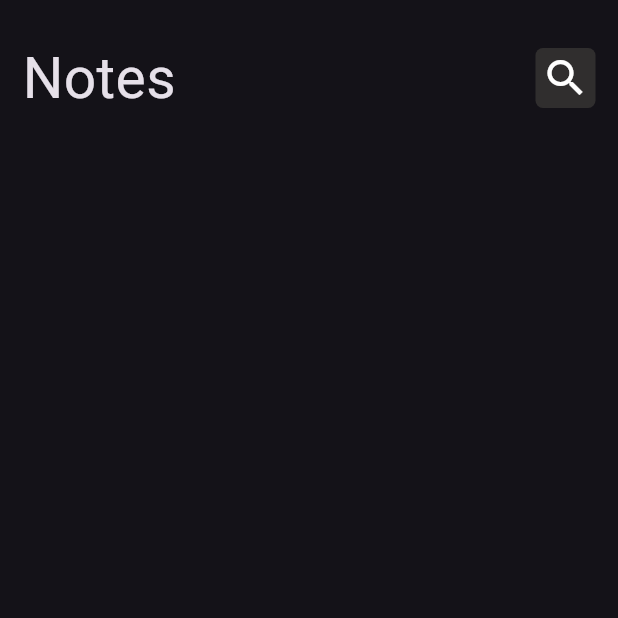
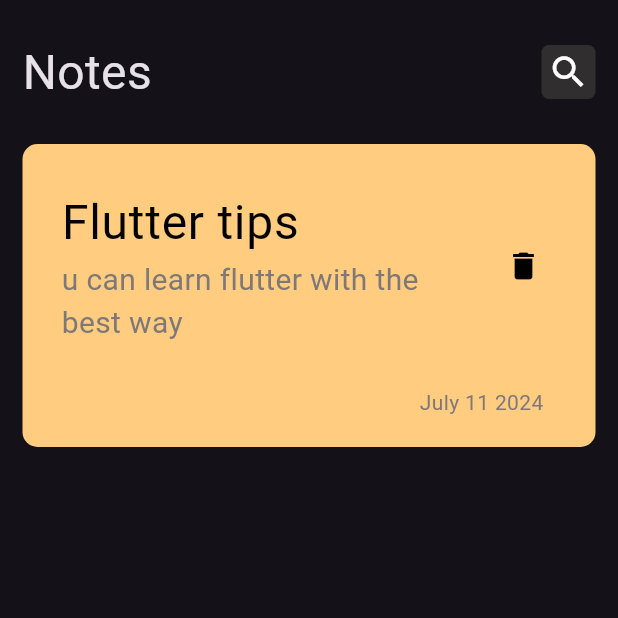
Before and after one commit to nourhanbakry/app_for_notes, a Flutter app: the screen it shows after launch, on a phone screen of 412 x 824 dp, the top half of it. Run offline on Flutter 3.47's test engine with Material 3 defaults, Android fonts, the phone set to English and light mode, and no system bars.

Commit message:
create note item

```diff
--- a/lib/Views/notes_view.dart
+++ b/lib/Views/notes_view.dart
@@ -1,5 +1,6 @@
 import 'package:flutter/material.dart';
 import 'package:notes/Widgets/custom_appbar.dart';
+import 'package:notes/Widgets/custom_note_item.dart';
 
 class NotesView extends StatelessWidget {
   const NotesView({super.key});
@@ -12,6 +13,7 @@ class NotesView extends StatelessWidget {
         child: Column(
           children: [
             CustomAppbar(),
+            CustomNoteItem(),
           ],
         ),
       ),
--- a/lib/Widgets/custom_appbar.dart
+++ b/lib/Widgets/custom_appbar.dart
@@ -11,7 +11,7 @@ class CustomAppbar extends StatelessWidget {
       child: Row(
         mainAxisAlignment: MainAxisAlignment.spaceBetween,
         children: [
-          Text("Notes", style: TextStyle(fontSize: 38)),
+          Text("Notes", style: TextStyle(fontSize: 32)),
           CustomSearchIcon(),
         ],
       ),
--- /dev/null
+++ b/lib/Widgets/custom_note_item.dart
@@ -0,0 +1,40 @@
+import 'package:flutter/material.dart';
+
+class CustomNoteItem extends StatelessWidget {
+  const CustomNoteItem({super.key});
+
+  @override
+  Widget build(BuildContext context) {
+    return Container(
+      decoration: BoxDecoration(
+          color: const Color(0xffFFCC80),
+          borderRadius: BorderRadius.circular(10)),
+      child: Padding(
+        padding: const EdgeInsets.symmetric(vertical: 20),
+        child: Column(
+          children: [
+            Padding(
+              padding: const EdgeInsets.only(left: 10),
+              child: ListTile(
+                  title: const Text("Flutter tips",
+                      style: TextStyle(color: Colors.black, fontSize: 32)),
+                  subtitle: const Text("u can learn flutter with the best way",
+                      style: TextStyle(
+                          color: Color.fromARGB(255, 126, 120, 120),
+                          fontSize: 20)),
+                  trailing: IconButton(
+                      onPressed: () {},
+                      icon: const Icon(Icons.delete, color: Colors.black))),
+            ),
+            const SizedBox(height: 20),
+            const Padding(
+              padding: EdgeInsets.only(left: 230),
+              child: Text("July 11 2024",
+                  style: TextStyle(color: Color.fromARGB(255, 126, 120, 120))),
+            ),
+          ],
+        ),
+      ),
+    );
+  }
+}
--- a/lib/Widgets/custom_search_icon.dart
+++ b/lib/Widgets/custom_search_icon.dart
@@ -5,16 +5,19 @@ class CustomSearchIcon extends StatelessWidget {
 
   @override
   Widget build(BuildContext context) {
-    return  GestureDetector(
-      onTap: (){},
+    return GestureDetector(
+      onTap: () {},
       child: Container(
-        width: 40,
-        height: 40,
+        width: 36,
+        height: 36,
         decoration: BoxDecoration(
-          borderRadius:BorderRadius.circular(5),
-          color: const Color.fromARGB(255, 48, 46, 46)
+            borderRadius: BorderRadius.circular(5),
+            color: const Color.fromARGB(255, 48, 46, 46)),
+        child: const Icon(
+          Icons.search,
+          size: 28,
+          color: Colors.white,
         ),
-        child: const Icon(Icons.search,size: 32,color: Colors.white,),
       ),
     );
   }
```
